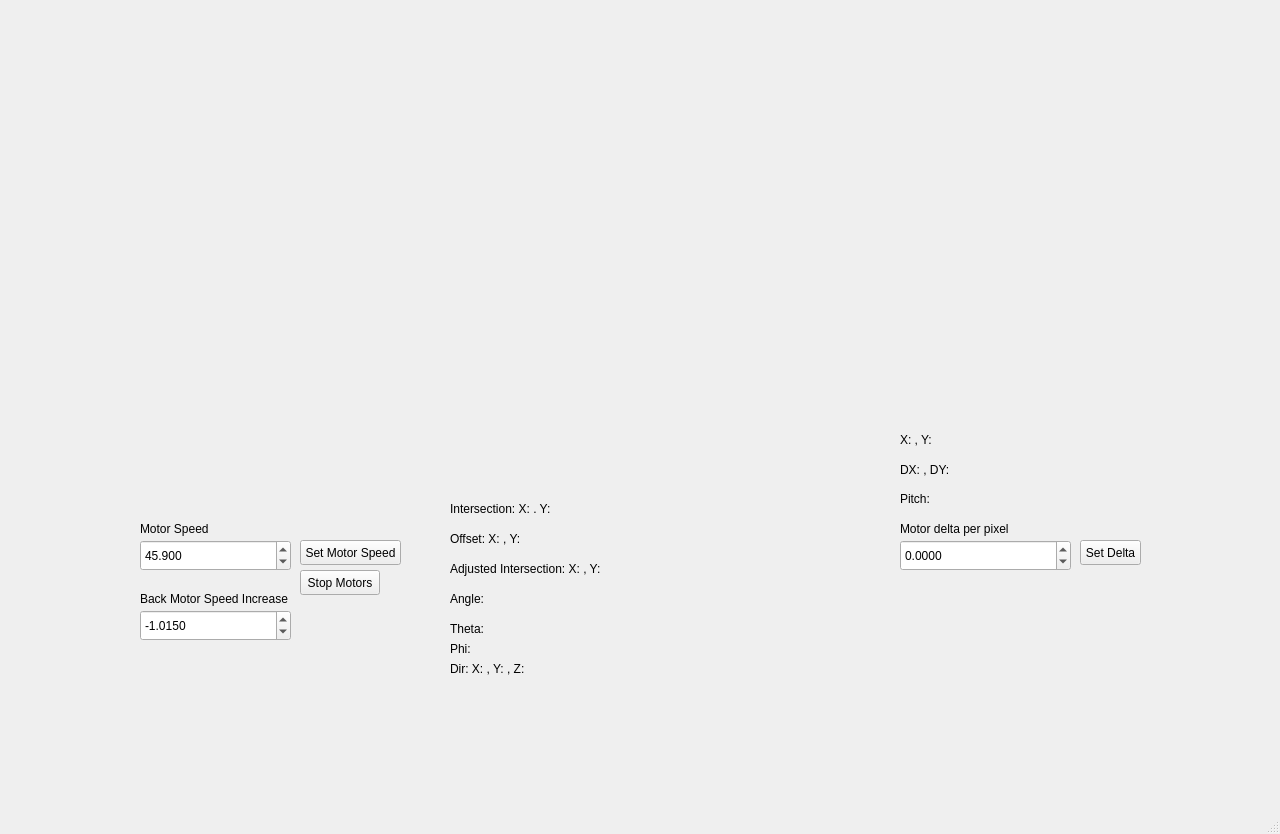
The window that drone_controller/nodes/drone_control.ui (jkg43/ENPH353_Comp) describes before a commit, drawn with Qt 5.
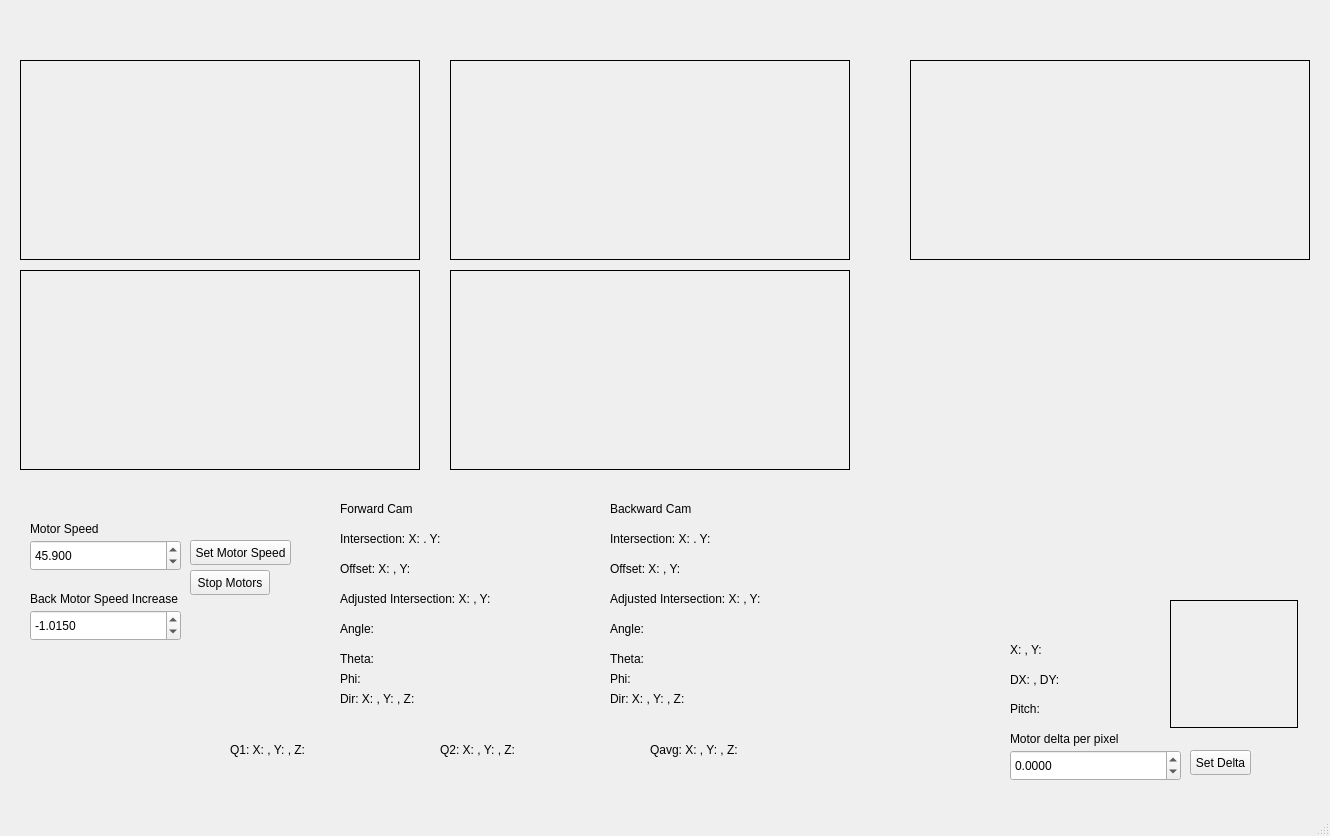
The same window after the commit.

Diff of the .ui file:
```diff
--- a/drone_controller/nodes/drone_control.ui
+++ b/drone_controller/nodes/drone_control.ui
@@ -6,8 +6,8 @@
    <rect>
     <x>0</x>
     <y>0</y>
-    <width>1280</width>
-    <height>834</height>
+    <width>1330</width>
+    <height>836</height>
    </rect>
   </property>
   <property name="windowTitle">
@@ -18,11 +18,14 @@
     <property name="geometry">
      <rect>
       <x>20</x>
-      <y>40</y>
+      <y>60</y>
       <width>400</width>
       <height>200</height>
      </rect>
     </property>
+    <property name="frameShape">
+     <enum>QFrame::Box</enum>
+    </property>
     <property name="text">
      <string/>
     </property>
@@ -30,7 +33,7 @@
    <widget class="QDoubleSpinBox" name="motor_speed_input">
     <property name="geometry">
      <rect>
-      <x>140</x>
+      <x>30</x>
       <y>540</y>
       <width>151</width>
       <height>31</height>
@@ -55,7 +58,7 @@
    <widget class="QPushButton" name="motor_speed_button">
     <property name="geometry">
      <rect>
-      <x>300</x>
+      <x>190</x>
       <y>540</y>
       <width>101</width>
       <height>25</height>
@@ -68,7 +71,7 @@
    <widget class="QPushButton" name="motor_stop_button">
     <property name="geometry">
      <rect>
-      <x>300</x>
+      <x>190</x>
       <y>570</y>
       <width>80</width>
       <height>25</height>
@@ -81,7 +84,7 @@
    <widget class="QDoubleSpinBox" name="back_speed_input">
     <property name="geometry">
      <rect>
-      <x>140</x>
+      <x>30</x>
       <y>610</y>
       <width>151</width>
       <height>31</height>
@@ -106,7 +109,7 @@
    <widget class="QLabel" name="label">
     <property name="geometry">
      <rect>
-      <x>140</x>
+      <x>30</x>
       <y>520</y>
       <width>111</width>
       <height>17</height>
@@ -119,7 +122,7 @@
    <widget class="QLabel" name="label_2">
     <property name="geometry">
      <rect>
-      <x>140</x>
+      <x>30</x>
       <y>590</y>
       <width>161</width>
       <height>17</height>
@@ -135,12 +138,15 @@
    <widget class="QLabel" name="cam_display2">
     <property name="geometry">
      <rect>
-      <x>920</x>
-      <y>140</y>
-      <width>256</width>
-      <height>256</height>
+      <x>1170</x>
+      <y>600</y>
+      <width>128</width>
+      <height>128</height>
      </rect>
     </property>
+    <property name="frameShape">
+     <enum>QFrame::Box</enum>
+    </property>
     <property name="text">
      <string/>
     </property>
@@ -148,8 +154,8 @@
    <widget class="QLabel" name="center_label">
     <property name="geometry">
      <rect>
-      <x>900</x>
-      <y>430</y>
+      <x>1010</x>
+      <y>640</y>
       <width>151</width>
       <height>20</height>
      </rect>
@@ -161,8 +167,8 @@
    <widget class="QLabel" name="delta_label">
     <property name="geometry">
      <rect>
-      <x>900</x>
-      <y>460</y>
+      <x>1010</x>
+      <y>670</y>
       <width>151</width>
       <height>20</height>
      </rect>
@@ -174,8 +180,8 @@
    <widget class="QDoubleSpinBox" name="motor_delta_input">
     <property name="geometry">
      <rect>
-      <x>900</x>
-      <y>540</y>
+      <x>1010</x>
+      <y>750</y>
       <width>171</width>
       <height>31</height>
      </rect>
@@ -196,8 +202,8 @@
    <widget class="QLabel" name="label_3">
     <property name="geometry">
      <rect>
-      <x>900</x>
-      <y>520</y>
+      <x>1010</x>
+      <y>730</y>
       <width>161</width>
       <height>17</height>
      </rect>
@@ -209,8 +215,8 @@
    <widget class="QPushButton" name="motor_delta_button">
     <property name="geometry">
      <rect>
-      <x>1080</x>
-      <y>540</y>
+      <x>1190</x>
+      <y>750</y>
       <width>61</width>
       <height>25</height>
      </rect>
@@ -222,8 +228,8 @@
    <widget class="QLabel" name="angle_label">
     <property name="geometry">
      <rect>
-      <x>900</x>
-      <y>490</y>
+      <x>1010</x>
+      <y>700</y>
       <width>201</width>
       <height>17</height>
      </rect>
@@ -236,11 +242,14 @@
     <property name="geometry">
      <rect>
       <x>20</x>
-      <y>250</y>
+      <y>270</y>
       <width>400</width>
       <height>200</height>
      </rect>
     </property>
+    <property name="frameShape">
+     <enum>QFrame::Box</enum>
+    </property>
     <property name="text">
      <string/>
     </property>
@@ -248,9 +257,9 @@
    <widget class="QLabel" name="intersection_label">
     <property name="geometry">
      <rect>
-      <x>450</x>
-      <y>500</y>
-      <width>321</width>
+      <x>340</x>
+      <y>530</y>
+      <width>251</width>
       <height>17</height>
      </rect>
     </property>
@@ -261,8 +270,8 @@
    <widget class="QLabel" name="pitch_offset_label">
     <property name="geometry">
      <rect>
-      <x>450</x>
-      <y>530</y>
+      <x>340</x>
+      <y>560</y>
       <width>251</width>
       <height>17</height>
      </rect>
@@ -274,9 +283,9 @@
    <widget class="QLabel" name="adjusted_intersection_label">
     <property name="geometry">
      <rect>
-      <x>450</x>
-      <y>560</y>
-      <width>271</width>
+      <x>340</x>
+      <y>590</y>
+      <width>251</width>
       <height>17</height>
      </rect>
     </property>
@@ -287,9 +296,9 @@
    <widget class="QLabel" name="line_angle_label">
     <property name="geometry">
      <rect>
-      <x>450</x>
-      <y>590</y>
-      <width>151</width>
+      <x>340</x>
+      <y>620</y>
+      <width>251</width>
       <height>17</height>
      </rect>
     </property>
@@ -300,9 +309,9 @@
    <widget class="QLabel" name="theta_label">
     <property name="geometry">
      <rect>
-      <x>450</x>
-      <y>620</y>
-      <width>131</width>
+      <x>340</x>
+      <y>650</y>
+      <width>251</width>
       <height>17</height>
      </rect>
     </property>
@@ -313,9 +322,9 @@
    <widget class="QLabel" name="phi_label">
     <property name="geometry">
      <rect>
-      <x>450</x>
-      <y>640</y>
-      <width>131</width>
+      <x>340</x>
+      <y>670</y>
+      <width>251</width>
       <height>17</height>
      </rect>
     </property>
@@ -326,25 +335,222 @@
    <widget class="QLabel" name="dir_label">
     <property name="geometry">
      <rect>
+      <x>340</x>
+      <y>690</y>
+      <width>251</width>
+      <height>17</height>
+     </rect>
+    </property>
+    <property name="text">
+     <string>Dir: X: , Y: , Z: </string>
+    </property>
+   </widget>
+   <widget class="QLabel" name="clue_display">
+    <property name="geometry">
+     <rect>
+      <x>910</x>
+      <y>60</y>
+      <width>400</width>
+      <height>200</height>
+     </rect>
+    </property>
+    <property name="frameShape">
+     <enum>QFrame::Box</enum>
+    </property>
+    <property name="text">
+     <string/>
+    </property>
+   </widget>
+   <widget class="QLabel" name="cam3_display">
+    <property name="geometry">
+     <rect>
       <x>450</x>
-      <y>660</y>
-      <width>311</width>
+      <y>270</y>
+      <width>400</width>
+      <height>200</height>
+     </rect>
+    </property>
+    <property name="autoFillBackground">
+     <bool>false</bool>
+    </property>
+    <property name="frameShape">
+     <enum>QFrame::Box</enum>
+    </property>
+    <property name="midLineWidth">
+     <number>0</number>
+    </property>
+    <property name="text">
+     <string/>
+    </property>
+   </widget>
+   <widget class="QLabel" name="adjusted_intersection_label_2">
+    <property name="geometry">
+     <rect>
+      <x>610</x>
+      <y>590</y>
+      <width>251</width>
       <height>17</height>
      </rect>
     </property>
     <property name="text">
+     <string>Adjusted Intersection: X: , Y:</string>
+    </property>
+   </widget>
+   <widget class="QLabel" name="dir_label_2">
+    <property name="geometry">
+     <rect>
+      <x>610</x>
+      <y>690</y>
+      <width>251</width>
+      <height>17</height>
+     </rect>
+    </property>
+    <property name="text">
      <string>Dir: X: , Y: , Z: </string>
     </property>
    </widget>
    <widget class="QLabel" name="clue_cam">
     <property name="geometry">
      <rect>
+      <x>610</x>
+      <y>670</y>
+      <width>251</width>
+      <height>17</height>
+     </rect>
+    </property>
+    <property name="text">
+     <string>Phi: </string>
+    </property>
+   </widget>
+   <widget class="QLabel" name="theta_label_2">
+    <property name="geometry">
+     <rect>
+      <x>610</x>
+      <y>650</y>
+      <width>251</width>
+      <height>17</height>
+     </rect>
+    </property>
+    <property name="text">
+     <string>Theta:</string>
+    </property>
+   </widget>
+   <widget class="QLabel" name="pitch_offset_label_2">
+    <property name="geometry">
+     <rect>
+      <x>610</x>
+      <y>560</y>
+      <width>251</width>
+      <height>17</height>
+     </rect>
+    </property>
+    <property name="text">
+     <string>Offset: X: , Y:</string>
+    </property>
+   </widget>
+   <widget class="QLabel" name="line_angle_label_2">
+    <property name="geometry">
+     <rect>
+      <x>610</x>
+      <y>620</y>
+      <width>251</width>
+      <height>17</height>
+     </rect>
+    </property>
+    <property name="text">
+     <string>Angle: </string>
+    </property>
+   </widget>
+   <widget class="QLabel" name="intersection_label_2">
+    <property name="geometry">
+     <rect>
+      <x>610</x>
+      <y>530</y>
+      <width>251</width>
+      <height>17</height>
+     </rect>
+    </property>
+    <property name="text">
+     <string>Intersection: X: . Y:</string>
+    </property>
+   </widget>
+   <widget class="QLabel" name="label_4">
+    <property name="geometry">
+     <rect>
+      <x>340</x>
+      <y>500</y>
+      <width>111</width>
+      <height>17</height>
+     </rect>
+    </property>
+    <property name="text">
+     <string>Forward Cam</string>
+    </property>
+   </widget>
+   <widget class="QLabel" name="label_5">
+    <property name="geometry">
+     <rect>
+      <x>610</x>
+      <y>500</y>
+      <width>111</width>
+      <height>17</height>
+     </rect>
+    </property>
+    <property name="text">
+     <string>Backward Cam</string>
+    </property>
+   </widget>
+   <widget class="QLabel" name="label_Q1">
+    <property name="geometry">
+     <rect>
+      <x>230</x>
+      <y>740</y>
+      <width>201</width>
+      <height>20</height>
+     </rect>
+    </property>
+    <property name="text">
+     <string>Q1: X: , Y: , Z: </string>
+    </property>
+   </widget>
+   <widget class="QLabel" name="label_Q2">
+    <property name="geometry">
+     <rect>
+      <x>440</x>
+      <y>740</y>
+      <width>201</width>
+      <height>20</height>
+     </rect>
+    </property>
+    <property name="text">
+     <string>Q2: X: , Y: , Z: </string>
+    </property>
+   </widget>
+   <widget class="QLabel" name="label_Qavg">
+    <property name="geometry">
+     <rect>
+      <x>650</x>
+      <y>740</y>
+      <width>191</width>
+      <height>20</height>
+     </rect>
+    </property>
+    <property name="text">
+     <string>Qavg: X: , Y: , Z: </string>
+    </property>
+   </widget>
+   <widget class="QLabel" name="cam2_display">
+    <property name="geometry">
+     <rect>
       <x>450</x>
-      <y>40</y>
+      <y>60</y>
       <width>400</width>
       <height>200</height>
      </rect>
     </property>
+    <property name="frameShape">
+     <enum>QFrame::Box</enum>
+    </property>
     <property name="text">
      <string/>
     </property>
```
Left out of the diff: 10 changed lines with no effect on the pictures.
